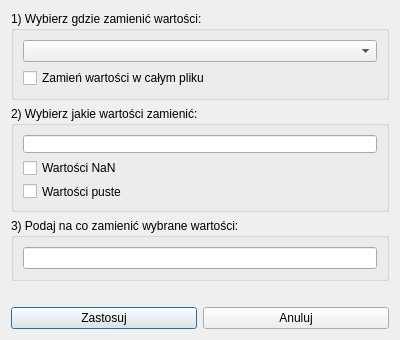
Old version of the form ui/ModifyData/replace.ui in the repository OskarLewandowski/dex-data-experience.
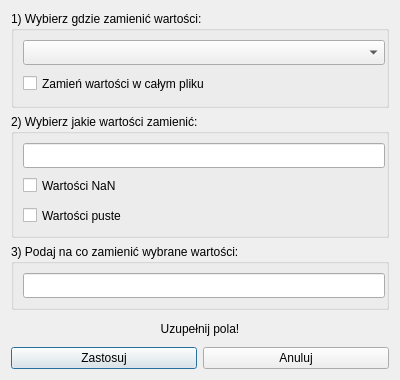
New version of the form.

What changed in the file:
```diff
--- a/ui/ModifyData/replace.ui
+++ b/ui/ModifyData/replace.ui
@@ -10,13 +10,13 @@
     <x>0</x>
     <y>0</y>
     <width>400</width>
-    <height>340</height>
+    <height>380</height>
    </rect>
   </property>
   <property name="minimumSize">
    <size>
     <width>400</width>
-    <height>340</height>
+    <height>380</height>
    </size>
   </property>
   <property name="windowTitle">
@@ -31,6 +31,12 @@
      <layout class="QVBoxLayout" name="verticalLayout">
       <item>
        <widget class="QComboBox" name="comboBox_Column_List_Select">
+        <property name="minimumSize">
+         <size>
+          <width>362</width>
+          <height>25</height>
+         </size>
+        </property>
         <property name="placeholderText">
          <string>Wybierz kolumne...</string>
         </property>
@@ -38,6 +44,12 @@
       </item>
       <item>
        <widget class="QCheckBox" name="checkBox_Replace_All">
+        <property name="minimumSize">
+         <size>
+          <width>0</width>
+          <height>25</height>
+         </size>
+        </property>
         <property name="text">
          <string>Zamień wartości w całym pliku</string>
         </property>
@@ -53,10 +65,23 @@
      </property>
      <layout class="QVBoxLayout" name="verticalLayout_2">
       <item>
-       <widget class="QLineEdit" name="lineEdit_Value_To_Replace"/>
+       <widget class="QLineEdit" name="lineEdit_Value_To_Replace">
+        <property name="minimumSize">
+         <size>
+          <width>362</width>
+          <height>25</height>
+         </size>
+        </property>
+       </widget>
       </item>
       <item>
        <widget class="QCheckBox" name="checkBox_Value_Nan">
+        <property name="minimumSize">
+         <size>
+          <width>0</width>
+          <height>25</height>
+         </size>
+        </property>
         <property name="text">
          <string>Wartości NaN</string>
         </property>
@@ -64,6 +89,12 @@
       </item>
       <item>
        <widget class="QCheckBox" name="checkBox_Value_Null">
+        <property name="minimumSize">
+         <size>
+          <width>0</width>
+          <height>25</height>
+         </size>
+        </property>
         <property name="text">
          <string>Wartości puste</string>
         </property>
@@ -79,15 +110,28 @@
      </property>
      <layout class="QVBoxLayout" name="verticalLayout_3">
       <item>
-       <widget class="QLineEdit" name="lineEdit_New_Value"/>
+       <widget class="QLineEdit" name="lineEdit_New_Value">
+        <property name="minimumSize">
+         <size>
+          <width>362</width>
+          <height>25</height>
+         </size>
+        </property>
+       </widget>
       </item>
      </layout>
     </widget>
    </item>
    <item>
     <widget class="QLabel" name="label_Info">
+     <property name="minimumSize">
+      <size>
+       <width>0</width>
+       <height>25</height>
+      </size>
+     </property>
      <property name="text">
-      <string/>
+      <string>Uzupełnij pola!</string>
      </property>
      <property name="alignment">
       <set>Qt::AlignCenter</set>
```
